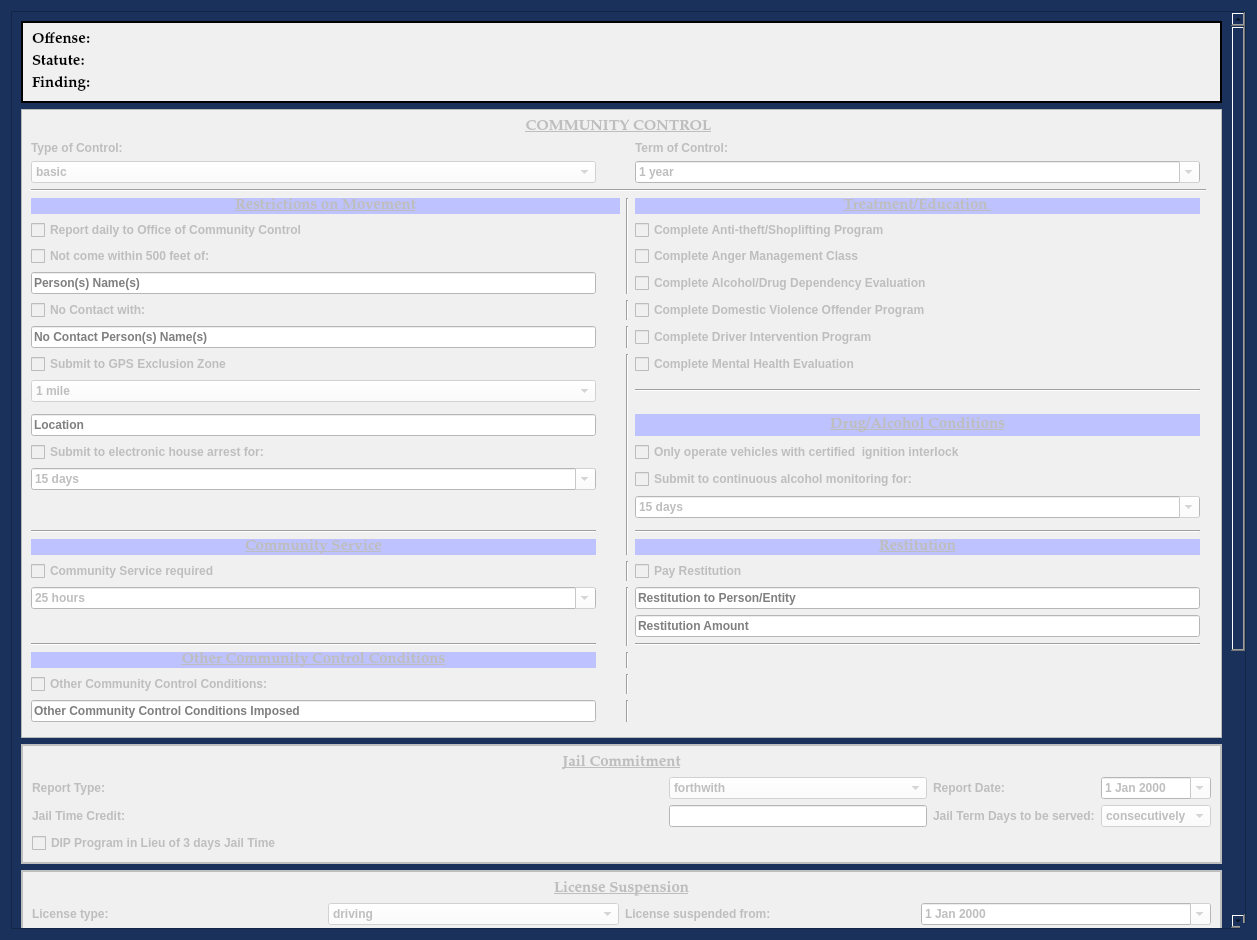
This is views/ui/AddCommunityControlDialog.ui in HunterProgram22/MuniEntry as Qt 5 draws it before an edit. The edited form follows.
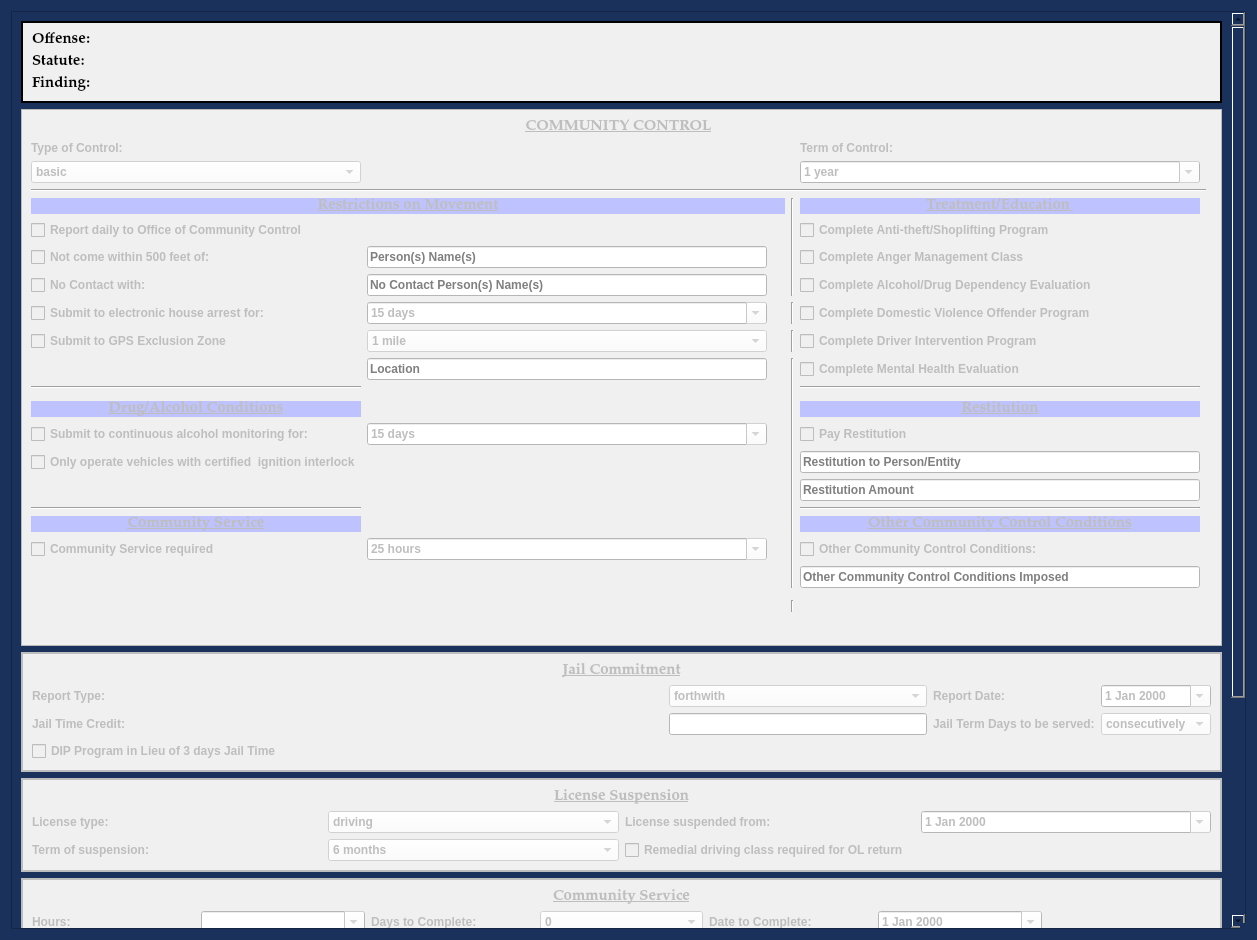
This is the edited form.

Commit message: Working on cleaning up Comm Control still

The edit to the form file:
```diff
--- a/views/ui/AddCommunityControlDialog.ui
+++ b/views/ui/AddCommunityControlDialog.ui
@@ -17,7 +17,7 @@
    </rect>
   </property>
   <property name="sizePolicy">
-   <sizepolicy hsizetype="Preferred" vsizetype="Preferred">
+   <sizepolicy hsizetype="Minimum" vsizetype="Preferred">
     <horstretch>0</horstretch>
     <verstretch>0</verstretch>
    </sizepolicy>
@@ -169,7 +169,7 @@
         <x>0</x>
         <y>0</y>
         <width>1214</width>
-        <height>1538</height>
+        <height>1413</height>
        </rect>
       </property>
       <property name="sizePolicy">
@@ -804,6 +804,13 @@
             </property>
            </widget>
           </item>
+          <item row="8" column="0">
+           <widget class="QCheckBox" name="house_arrest_checkBox">
+            <property name="text">
+             <string>Submit to electronic house arrest for:</string>
+            </property>
+           </widget>
+          </item>
           <item row="8" column="6">
            <widget class="QCheckBox" name="domestic_violence_program_checkBox">
             <property name="text">
@@ -811,6 +818,19 @@
             </property>
            </widget>
           </item>
+          <item row="9" column="0">
+           <widget class="QCheckBox" name="gps_exclusion_checkBox">
+            <property name="maximumSize">
+             <size>
+              <width>16777215</width>
+              <height>16777215</height>
+             </size>
+            </property>
+            <property name="text">
+             <string>Submit to GPS Exclusion Zone</string>
+            </property>
+           </widget>
+          </item>
           <item row="7" column="6">
            <widget class="QCheckBox" name="alcohol_evaluation_checkBox">
             <property name="text">
@@ -818,20 +838,6 @@
             </property>
            </widget>
           </item>
-          <item row="23" column="0">
-           <widget class="Line" name="line_3">
-            <property name="orientation">
-             <enum>Qt::Horizontal</enum>
-            </property>
-           </widget>
-          </item>
-          <item row="23" column="1">
-           <widget class="Line" name="line_5">
-            <property name="orientation">
-             <enum>Qt::Horizontal</enum>
-            </property>
-           </widget>
-          </item>
           <item row="9" column="6">
            <widget class="QCheckBox" name="driver_intervention_program_checkBox">
             <property name="text">
@@ -839,13 +845,6 @@
             </property>
            </widget>
           </item>
-          <item row="23" column="6">
-           <widget class="Line" name="line_22">
-            <property name="orientation">
-             <enum>Qt::Horizontal</enum>
-            </property>
-           </widget>
-          </item>
           <item row="10" column="6">
            <widget class="QCheckBox" name="mental_health_evaluation_checkBox">
             <property name="text">
@@ -853,6 +852,13 @@
             </property>
            </widget>
           </item>
+          <item row="17" column="6">
+           <widget class="Line" name="line_3">
+            <property name="orientation">
+             <enum>Qt::Horizontal</enum>
+            </property>
+           </widget>
+          </item>
           <item row="6" column="6">
            <widget class="QCheckBox" name="anger_management_checkBox">
             <property name="text">
@@ -860,6 +866,29 @@
             </property>
            </widget>
           </item>
+          <item row="13" column="0">
+           <widget class="QLabel" name="label_8">
+            <property name="font">
+             <font>
+              <family>Palatino Linotype</family>
+              <pointsize>11</pointsize>
+              <weight>75</weight>
+              <italic>false</italic>
+              <bold>true</bold>
+              <underline>true</underline>
+             </font>
+            </property>
+            <property name="styleSheet">
+             <string notr="true">background-color: rgb(190, 195, 255);</string>
+            </property>
+            <property name="text">
+             <string>Drug/Alcohol Conditions</string>
+            </property>
+            <property name="alignment">
+             <set>Qt::AlignCenter</set>
+            </property>
+           </widget>
+          </item>
           <item row="5" column="0">
            <widget class="QCheckBox" name="daily_reporting_checkBox">
             <property name="text">
@@ -874,6 +903,13 @@
             </property>
            </widget>
           </item>
+          <item row="14" column="0">
+           <widget class="QCheckBox" name="alcohol_monitoring_checkBox">
+            <property name="text">
+             <string>Submit to continuous alcohol monitoring for:</string>
+            </property>
+           </widget>
+          </item>
           <item row="5" column="6">
            <widget class="QCheckBox" name="antitheft_checkBox">
             <property name="text">
@@ -881,98 +917,34 @@
             </property>
            </widget>
           </item>
-          <item row="24" column="5">
-           <widget class="Line" name="line_11">
-            <property name="orientation">
-             <enum>Qt::Vertical</enum>
-            </property>
-           </widget>
-          </item>
-          <item row="25" column="5">
-           <widget class="Line" name="line_12">
-            <property name="orientation">
-             <enum>Qt::Vertical</enum>
-            </property>
-           </widget>
-          </item>
           <item row="26" column="5">
-           <widget class="Line" name="line_13">
+           <widget class="Line" name="line_12">
             <property name="orientation">
              <enum>Qt::Vertical</enum>
             </property>
            </widget>
           </item>
           <item row="27" column="5">
+           <widget class="Line" name="line_13">
+            <property name="orientation">
+             <enum>Qt::Vertical</enum>
+            </property>
+           </widget>
+          </item>
+          <item row="28" column="5">
            <widget class="Line" name="line_14">
             <property name="orientation">
              <enum>Qt::Vertical</enum>
             </property>
            </widget>
           </item>
-          <item row="13" column="6">
-           <widget class="QLabel" name="label_8">
-            <property name="font">
-             <font>
-              <family>Palatino Linotype</family>
-              <pointsize>11</pointsize>
-              <weight>75</weight>
-              <italic>false</italic>
-              <bold>true</bold>
-              <underline>true</underline>
-             </font>
-            </property>
-            <property name="styleSheet">
-             <string notr="true">background-color: rgb(190, 195, 255);</string>
-            </property>
-            <property name="text">
-             <string>Drug/Alcohol Conditions</string>
-            </property>
-            <property name="alignment">
-             <set>Qt::AlignCenter</set>
-            </property>
-           </widget>
-          </item>
-          <item row="14" column="6">
-           <widget class="QCheckBox" name="interlock_vehicles_checkBox">
-            <property name="text">
-             <string>Only operate vehicles with certified  ignition interlock</string>
-            </property>
-           </widget>
-          </item>
-          <item row="16" column="6">
-           <widget class="QComboBox" name="alcohol_monitoring_time_box">
+          <item row="20" column="6">
+           <widget class="QLineEdit" name="other_community_control_conditions_box">
             <property name="styleSheet">
              <string notr="true">background-color: rgb(255, 255, 255);</string>
             </property>
-            <property name="editable">
-             <bool>true</bool>
-            </property>
-            <item>
-             <property name="text">
-              <string>15 days</string>
-             </property>
-            </item>
-            <item>
-             <property name="text">
-              <string>30 days</string>
-             </property>
-            </item>
-            <item>
-             <property name="text">
-              <string>45 days</string>
-             </property>
-            </item>
-            <item>
-             <property name="text">
-              <string>60 days</string>
-             </property>
-            </item>
-           </widget>
-          </item>
-          <item row="15" column="6">
-           <widget class="QCheckBox" name="alcohol_monitoring_checkBox">
-            <property name="text">
-             <string>Submit to continuous alcohol monitoring for:</string>
+            <property name="placeholderText">
+             <string>Other Community Control Conditions Imposed</string>
             </property>
            </widget>
           </item>
@@ -983,42 +955,6 @@
             </property>
            </widget>
           </item>
-          <item row="11" column="0">
-           <widget class="QComboBox" name="gps_exclusion_radius_box">
-            <property name="minimumSize">
-             <size>
-              <width>150</width>
-              <height>0</height>
-             </size>
-            </property>
-            <property name="styleSheet">
-             <string notr="true">background-color: rgb(255, 255, 255);</string>
-            </property>
-            <property name="editable">
-             <bool>false</bool>
-            </property>
-            <item>
-             <property name="text">
-              <string>1 mile</string>
-             </property>
-            </item>
-            <item>
-             <property name="text">
-              <string>2 miles</string>
-             </property>
-            </item>
-            <item>
-             <property name="text">
-              <string>5 miles</string>
-             </property>
-            </item>
-            <item>
-             <property name="text">
-              <string>10 miles</string>
-             </property>
-            </item>
-           </widget>
-          </item>
           <item row="2" column="0">
            <widget class="QComboBox" name="community_control_type_of_control_box">
             <property name="styleSheet">
@@ -1041,8 +977,36 @@
             </item>
            </widget>
           </item>
-          <item row="13" column="0">
+          <item row="6" column="1">
+           <widget class="QLineEdit" name="community_control_not_within_500_feet_person_box">
+            <property name="sizePolicy">
+             <sizepolicy hsizetype="Expanding" vsizetype="Fixed">
+              <horstretch>0</horstretch>
+              <verstretch>0</verstretch>
+             </sizepolicy>
+            </property>
+            <property name="minimumSize">
+             <size>
+              <width>200</width>
+              <height>0</height>
+             </size>
+            </property>
+            <property name="styleSheet">
+             <string notr="true">background-color: rgb(255, 255, 255);</string>
+            </property>
+            <property name="placeholderText">
+             <string>Person(s) Name(s)</string>
+            </property>
+           </widget>
+          </item>
+          <item row="10" column="1">
            <widget class="QLineEdit" name="gps_exclusion_location_box">
+            <property name="sizePolicy">
+             <sizepolicy hsizetype="Preferred" vsizetype="Fixed">
+              <horstretch>0</horstretch>
+              <verstretch>0</verstretch>
+             </sizepolicy>
+            </property>
             <property name="styleSheet">
              <string notr="true">background-color: rgb(255, 255, 255);</string>
             </property>
@@ -1051,48 +1015,13 @@
             </property>
            </widget>
           </item>
-          <item row="14" column="0">
-           <widget class="QCheckBox" name="house_arrest_checkBox">
+          <item row="19" column="6">
+           <widget class="QCheckBox" name="other_community_control_checkBox">
             <property name="text">
-             <string>Submit to electronic house arrest for:</string>
+             <string>Other Community Control Conditions:</string>
             </property>
            </widget>
           </item>
-          <item row="15" column="0">
-           <widget class="QComboBox" name="house_arrest_time_box">
-            <property name="styleSheet">
-             <string notr="true">background-color: rgb(255, 255, 255);</string>
-            </property>
-            <property name="editable">
-             <bool>true</bool>
-            </property>
-            <item>
-             <property name="text">
-              <string>15 days</string>
-             </property>
-            </item>
-            <item>
-             <property name="text">
-              <string>1 month</string>
-             </property>
-            </item>
-            <item>
-             <property name="text">
-              <string>2 months</string>
-             </property>
-            </item>
-            <item>
-             <property name="text">
-              <string>3 months</string>
-             </property>
-            </item>
-            <item>
-             <property name="text">
-              <string>6 months</string>
-             </property>
-            </item>
-           </widget>
-          </item>
           <item row="4" column="6">
            <widget class="QLabel" name="label_6">
             <property name="font">
@@ -1162,33 +1091,6 @@
             </property>
            </widget>
           </item>
-          <item row="20" column="6">
-           <widget class="QCheckBox" name="pay_restitution_checkBox">
-            <property name="text">
-             <string>Pay Restitution </string>
-            </property>
-           </widget>
-          </item>
-          <item row="22" column="6">
-           <widget class="QLineEdit" name="pay_restitution_amount_box">
-            <property name="styleSheet">
-             <string notr="true">background-color: rgb(255, 255, 255);</string>
-            </property>
-            <property name="placeholderText">
-             <string>Restitution Amount</string>
-            </property>
-           </widget>
-          </item>
-          <item row="21" column="6">
-           <widget class="QLineEdit" name="pay_restitution_to_box">
-            <property name="styleSheet">
-             <string notr="true">background-color: rgb(255, 255, 255);</string>
-            </property>
-            <property name="placeholderText">
-             <string>Restitution to Person/Entity</string>
-            </property>
-           </widget>
-          </item>
           <item row="4" column="0" colspan="5">
            <widget class="QLabel" name="label_7">
             <property name="font">
@@ -1215,30 +1117,7 @@
             </property>
            </widget>
           </item>
-          <item row="19" column="6">
-           <widget class="QLabel" name="label_4">
-            <property name="font">
-             <font>
-              <family>Palatino Linotype</family>
-              <pointsize>11</pointsize>
-              <weight>75</weight>
-              <italic>false</italic>
-              <bold>true</bold>
-              <underline>true</underline>
-             </font>
-            </property>
-            <property name="styleSheet">
-             <string notr="true">background-color: rgb(190, 195, 255);</string>
-            </property>
-            <property name="text">
-             <string>Restitution</string>
-            </property>
-            <property name="alignment">
-             <set>Qt::AlignCenter</set>
-            </property>
-           </widget>
-          </item>
-          <item row="20" column="5">
+          <item row="21" column="5">
            <widget class="Line" name="line_20">
             <property name="orientation">
              <enum>Qt::Vertical</enum>
@@ -1252,7 +1131,7 @@
             </property>
            </widget>
           </item>
-          <item row="21" column="5" rowspan="3">
+          <item row="22" column="5" rowspan="3">
            <widget class="Line" name="line_9">
             <property name="orientation">
              <enum>Qt::Vertical</enum>
@@ -1301,14 +1180,14 @@
             </item>
            </widget>
           </item>
-          <item row="10" column="5" rowspan="10">
+          <item row="10" column="5" rowspan="11">
            <widget class="Line" name="line_8">
             <property name="orientation">
              <enum>Qt::Vertical</enum>
             </property>
            </widget>
           </item>
-          <item row="24" column="8">
+          <item row="25" column="8">
            <widget class="QFrame" name="frame">
             <property name="frameShape">
              <enum>QFrame::StyledPanel</enum>
@@ -1318,6 +1197,23 @@
             </property>
            </widget>
           </item>
+          <item row="17" column="0">
+           <widget class="Line" name="line_4">
+            <property name="orientation">
+             <enum>Qt::Horizontal</enum>
+            </property>
+           </widget>
+          </item>
+          <item row="16" column="6">
+           <widget class="QLineEdit" name="pay_restitution_amount_box">
+            <property name="styleSheet">
+             <string notr="true">background-color: rgb(255, 255, 255);</string>
+            </property>
+            <property name="placeholderText">
+             <string>Restitution Amount</string>
+            </property>
+           </widget>
+          </item>
           <item row="6" column="0">
            <widget class="QCheckBox" name="community_control_not_within_500_feet_checkBox">
             <property name="text">
@@ -1325,48 +1221,54 @@
             </property>
            </widget>
           </item>
-          <item row="9" column="0">
-           <widget class="QLineEdit" name="community_control_no_contact_with_box">
-            <property name="styleSheet">
-             <string notr="true">background-color: rgb(255, 255, 255);</string>
-            </property>
-            <property name="placeholderText">
-             <string>No Contact Person(s) Name(s)</string>
-            </property>
-           </widget>
-          </item>
-          <item row="8" column="0">
+          <item row="7" column="0">
            <widget class="QCheckBox" name="community_control_no_contact_checkBox">
             <property name="text">
              <string>No Contact with: </string>
             </property>
            </widget>
           </item>
-          <item row="10" column="0">
-           <widget class="QCheckBox" name="gps_exclusion_checkBox">
-            <property name="maximumSize">
+          <item row="7" column="1">
+           <widget class="QLineEdit" name="community_control_no_contact_with_box">
+            <property name="sizePolicy">
+             <sizepolicy hsizetype="Preferred" vsizetype="Fixed">
+              <horstretch>0</horstretch>
+              <verstretch>0</verstretch>
+             </sizepolicy>
+            </property>
+            <property name="minimumSize">
              <size>
-              <width>300</width>
-              <height>16777215</height>
+              <width>200</width>
+              <height>0</height>
              </size>
             </property>
+            <property name="styleSheet">
+             <string notr="true">background-color: rgb(255, 255, 255);</string>
+            </property>
+            <property name="placeholderText">
+             <string>No Contact Person(s) Name(s)</string>
+            </property>
+           </widget>
+          </item>
+          <item row="14" column="6">
+           <widget class="QCheckBox" name="pay_restitution_checkBox">
             <property name="text">
-             <string>Submit to GPS Exclusion Zone</string>
+             <string>Pay Restitution </string>
             </property>
            </widget>
           </item>
-          <item row="7" column="0">
-           <widget class="QLineEdit" name="community_control_not_within_500_feet_person_box">
+          <item row="15" column="6">
+           <widget class="QLineEdit" name="pay_restitution_to_box">
             <property name="styleSheet">
              <string notr="true">background-color: rgb(255, 255, 255);</string>
             </property>
             <property name="placeholderText">
-             <string>Person(s) Name(s)</string>
+             <string>Restitution to Person/Entity</string>
             </property>
            </widget>
           </item>
-          <item row="19" column="0">
-           <widget class="QLabel" name="label_11">
+          <item row="13" column="6">
+           <widget class="QLabel" name="label_4">
             <property name="font">
              <font>
               <family>Palatino Linotype</family>
@@ -1381,14 +1283,51 @@
              <string notr="true">background-color: rgb(190, 195, 255);</string>
             </property>
             <property name="text">
-             <string>Community Service</string>
+             <string>Restitution</string>
             </property>
             <property name="alignment">
              <set>Qt::AlignCenter</set>
             </property>
            </widget>
           </item>
-          <item row="21" column="0">
+          <item row="11" column="0">
+           <widget class="Line" name="line_2">
+            <property name="orientation">
+             <enum>Qt::Horizontal</enum>
+            </property>
+           </widget>
+          </item>
+          <item row="14" column="1">
+           <widget class="QComboBox" name="alcohol_monitoring_time_box">
+            <property name="styleSheet">
+             <string notr="true">background-color: rgb(255, 255, 255);</string>
+            </property>
+            <property name="editable">
+             <bool>true</bool>
+            </property>
+            <item>
+             <property name="text">
+              <string>15 days</string>
+             </property>
+            </item>
+            <item>
+             <property name="text">
+              <string>30 days</string>
+             </property>
+            </item>
+            <item>
+             <property name="text">
+              <string>45 days</string>
+             </property>
+            </item>
+            <item>
+             <property name="text">
+              <string>60 days</string>
+             </property>
+            </item>
+           </widget>
+          </item>
+          <item row="19" column="1">
            <widget class="QComboBox" name="community_control_community_service_hours_box">
             <property name="styleSheet">
              <string notr="true">background-color: rgb(255, 255, 255);</string>
@@ -1423,65 +1362,141 @@
             </item>
            </widget>
           </item>
-          <item row="24" column="0">
-           <widget class="QLabel" name="label_12">
-            <property name="font">
-             <font>
-              <family>Palatino Linotype</family>
-              <pointsize>11</pointsize>
-              <weight>75</weight>
-              <italic>false</italic>
-              <bold>true</bold>
-              <underline>true</underline>
-             </font>
-            </property>
-            <property name="styleSheet">
-             <string notr="true">background-color: rgb(190, 195, 255);</string>
-            </property>
+          <item row="15" column="0">
+           <widget class="QCheckBox" name="interlock_vehicles_checkBox">
             <property name="text">
-             <string>Other Community Control Conditions</string>
-            </property>
-            <property name="alignment">
-             <set>Qt::AlignCenter</set>
+             <string>Only operate vehicles with certified  ignition interlock</string>
             </property>
            </widget>
           </item>
-          <item row="20" column="0">
+          <item row="19" column="0">
            <widget class="QCheckBox" name="community_control_community_service_checkBox">
             <property name="text">
              <string>Community Service required</string>
             </property>
            </widget>
           </item>
-          <item row="25" column="0">
-           <widget class="QCheckBox" name="other_community_control_checkBox">
-            <property name="text">
-             <string>Other Community Control Conditions:</string>
-            </property>
-           </widget>
-          </item>
-          <item row="26" column="0">
-           <widget class="QLineEdit" name="other_community_control_conditions_box">
-            <property name="styleSheet">
-             <string notr="true">background-color: rgb(255, 255, 255);</string>
-            </property>
-            <property name="placeholderText">
-             <string>Other Community Control Conditions Imposed</string>
-            </property>
-           </widget>
-          </item>
-          <item row="18" column="0">
-           <widget class="Line" name="line_2">
-            <property name="orientation">
-             <enum>Qt::Horizontal</enum>
-            </property>
-           </widget>
-          </item>
           <item row="18" column="6">
-           <widget class="Line" name="line_4">
-            <property name="orientation">
-             <enum>Qt::Horizontal</enum>
+           <widget class="QLabel" name="label_12">
+            <property name="font">
+             <font>
+              <family>Palatino Linotype</family>
+              <pointsize>11</pointsize>
+              <weight>75</weight>
+              <italic>false</italic>
+              <bold>true</bold>
+              <underline>true</underline>
+             </font>
             </property>
+            <property name="styleSheet">
+             <string notr="true">background-color: rgb(190, 195, 255);</string>
+            </property>
+            <property name="text">
+             <string>Other Community Control Conditions</string>
+            </property>
+            <property name="alignment">
+             <set>Qt::AlignCenter</set>
+            </property>
+           </widget>
+          </item>
+          <item row="18" column="0">
+           <widget class="QLabel" name="label_11">
+            <property name="font">
+             <font>
+              <family>Palatino Linotype</family>
+              <pointsize>11</pointsize>
+              <weight>75</weight>
+              <italic>false</italic>
+              <bold>true</bold>
+              <underline>true</underline>
+             </font>
+            </property>
+            <property name="styleSheet">
+             <string notr="true">background-color: rgb(190, 195, 255);</string>
+            </property>
+            <property name="text">
+             <string>Community Service</string>
+            </property>
+            <property name="alignment">
+             <set>Qt::AlignCenter</set>
+            </property>
+           </widget>
+          </item>
+          <item row="9" column="1">
+           <widget class="QComboBox" name="gps_exclusion_radius_box">
+            <property name="minimumSize">
+             <size>
+              <width>200</width>
+              <height>0</height>
+             </size>
+            </property>
+            <property name="styleSheet">
+             <string notr="true">background-color: rgb(255, 255, 255);</string>
+            </property>
+            <property name="editable">
+             <bool>false</bool>
+            </property>
+            <item>
+             <property name="text">
+              <string>1 mile</string>
+             </property>
+            </item>
+            <item>
+             <property name="text">
+              <string>2 miles</string>
+             </property>
+            </item>
+            <item>
+             <property name="text">
+              <string>5 miles</string>
+             </property>
+            </item>
+            <item>
+             <property name="text">
+              <string>10 miles</string>
+             </property>
+            </item>
+           </widget>
+          </item>
+          <item row="8" column="1">
+           <widget class="QComboBox" name="house_arrest_time_box">
+            <property name="minimumSize">
+             <size>
+              <width>200</width>
+              <height>0</height>
+             </size>
+            </property>
+            <property name="styleSheet">
+             <string notr="true">background-color: rgb(255, 255, 255);</string>
+            </property>
+            <property name="editable">
+             <bool>true</bool>
+            </property>
+            <item>
+             <property name="text">
+              <string>15 days</string>
+             </property>
+            </item>
+            <item>
+             <property name="text">
+              <string>1 month</string>
+             </property>
+            </item>
+            <item>
+             <property name="text">
+              <string>2 months</string>
+             </property>
+            </item>
+            <item>
+             <property name="text">
+              <string>3 months</string>
+             </property>
+            </item>
+            <item>
+             <property name="text">
+              <string>6 months</string>
+             </property>
+            </item>
            </widget>
           </item>
          </layout>
```
The commit also changes 2 other files.
